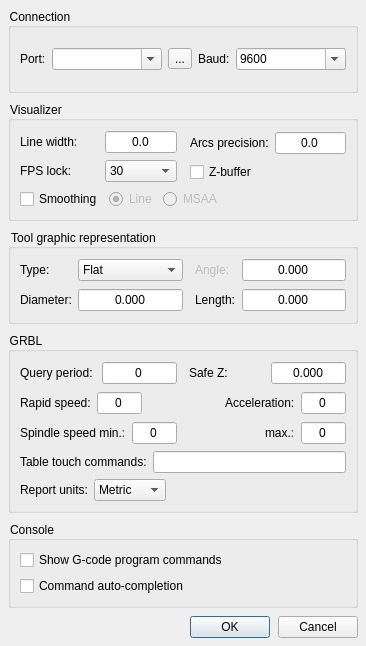
Qt form frmsettings.ui (Denvi/Candle) before a commit.
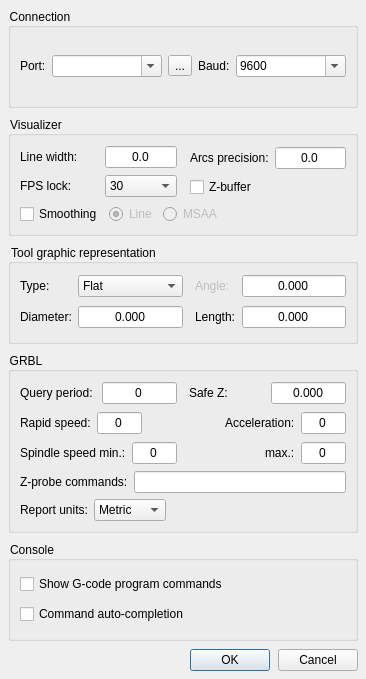
The same form after that commit. Icons and pictures are not drawn.

What changed in the file:
```diff
--- a/frmsettings.ui
+++ b/frmsettings.ui
@@ -7,7 +7,7 @@
     <x>0</x>
     <y>0</y>
     <width>366</width>
-    <height>646</height>
+    <height>679</height>
    </rect>
   </property>
   <property name="windowTitle">
@@ -671,7 +671,7 @@
         <item>
          <widget class="QLabel" name="label_17">
           <property name="text">
-           <string>Table touch commands:</string>
+           <string>Z-probe commands:</string>
           </property>
          </widget>
         </item>
```
